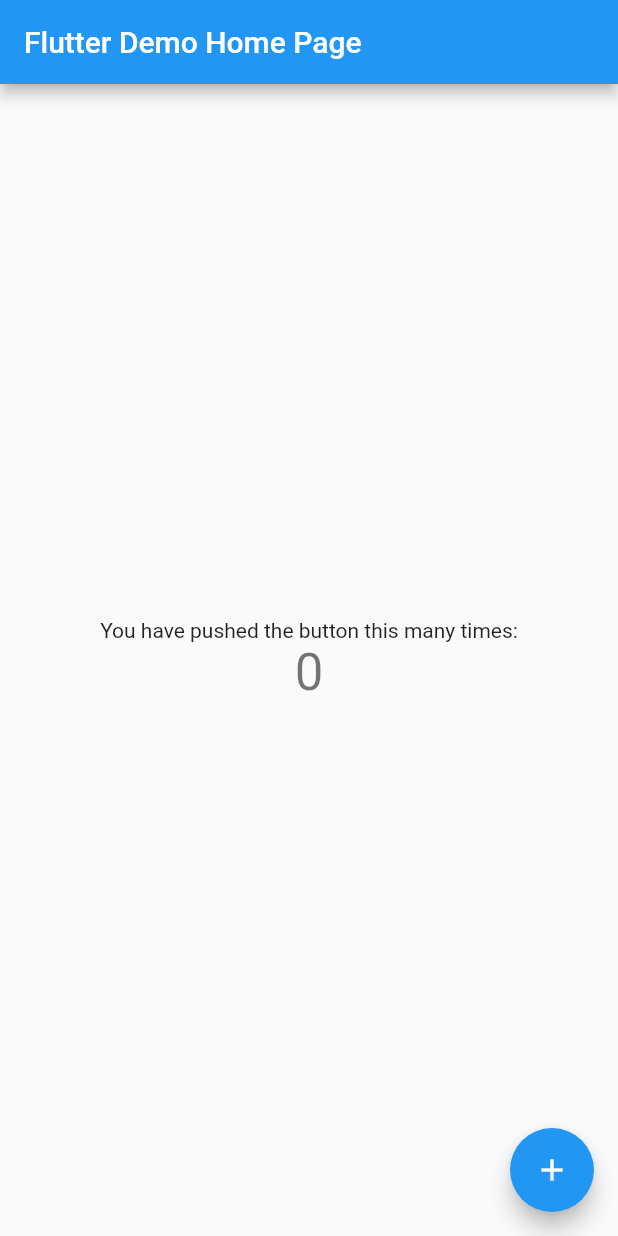
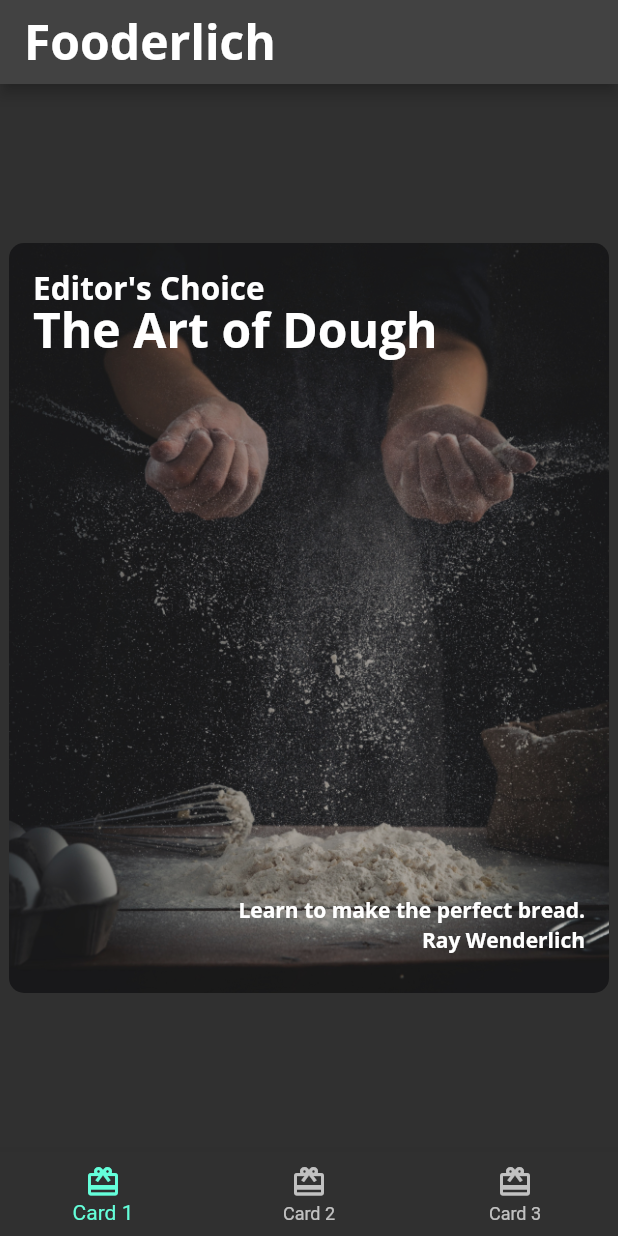
Before and after one commit to aribyusronha/fooderlich, a Flutter app: the screen it shows after launch, on a phone screen of 412 x 824 dp. Run offline on Flutter 3.47's test engine with Material 2 defaults, Android fonts, the phone set to English and light mode, and no system bars; our stand-ins replace google_fonts.

Commit message:
Update-Card1
Masih Belum Card2, Card3

```diff
--- /dev/null
+++ b/lib/card1.dart
@@ -0,0 +1,60 @@
+import 'package:flutter/material.dart';
+import 'fooderlich_theme.dart';
+
+class Card1 extends StatelessWidget{
+    const Card1({Key? key}) : super(key: key);
+
+    final String category = 'Editor\'s Choice';
+    final String title = 'The Art of Dough';
+    final String description = 'Learn to make the perfect bread.';
+    final String chef = 'Ray Wenderlich';
+
+    @override
+    Widget build(BuildContext context) {
+        return Center(
+            child: Container(
+                padding: const EdgeInsets.all(16),
+                constraints: const BoxConstraints.expand(width: 400, height: 500),
+                decoration: const BoxDecoration(
+                    image: DecorationImage(
+                        image: AssetImage('assets/mag1.png'),
+                        fit: BoxFit.cover,
+                        opacity: 0.75,
+                    ),
+                    borderRadius: BorderRadius.all(Radius.circular(10.0)),
+                ),
+                child: Stack(
+                    children: [
+                        Text(
+                            category,
+                            style: Theme.of(context).textTheme.headline2,
+                        ),
+                        Positioned(
+                            top: 20,
+                            child: Text(
+                                title,
+                                style: Theme.of(context).textTheme.headline1,
+                            ),
+                        ),
+                        Positioned(
+                            bottom: 30,
+                            right: 0,
+                            child: Text(
+                                description,
+                                style: Theme.of(context).textTheme.bodyText1,
+                            ),
+                        ),
+                        Positioned(
+                            bottom: 10,
+                            right: 0,
+                            child: Text(
+                                chef,
+                                style: Theme.of(context).textTheme.bodyText1,
+                            ),
+                        ),
+                    ],
+                ),
+            ),
+        );
+    }
+}
--- /dev/null
+++ b/lib/fooderlich_theme.dart
@@ -0,0 +1,72 @@
+import 'package:flutter/material.dart';
+import 'package:google_fonts/google_fonts.dart';
+
+class FooderlichTheme {
+    static TextTheme lightTextTheme = TextTheme(
+        bodyText1: GoogleFonts.openSans(
+            fontSize: 14.0,
+            fontWeight: FontWeight.w700,
+            color: Colors.black),
+        headline1: GoogleFonts.openSans(
+            fontSize: 32.0,
+            fontWeight: FontWeight.bold,
+            color: Colors.black),
+        headline2: GoogleFonts.openSans(
+            fontSize: 21.0,
+            fontWeight: FontWeight.w700,
+            color: Colors.black),
+        headline3: GoogleFonts.openSans(
+            fontSize: 16.0,
+            fontWeight: FontWeight.w600,
+            color: Colors.black),
+        headline6: GoogleFonts.openSans(
+            fontSize: 20.0,
+            fontWeight: FontWeight.w600,
+            color: Colors.black),
+    );
+
+    static TextTheme darkTextTheme = TextTheme(
+        bodyText1: GoogleFonts.openSans(
+            fontSize: 14.0,
+            fontWeight: FontWeight.w700,
+            color: Colors.white),
+        headline1: GoogleFonts.openSans(
+            fontSize: 32.0,
+            fontWeight: FontWeight.bold,
+            color: Colors.white),
+        headline2: GoogleFonts.openSans(
+            fontSize: 21.0,
+            fontWeight: FontWeight.w700,
+            color: Colors.white),
+        headline3: GoogleFonts.openSans(
+            fontSize: 16.0,
+            fontWeight: FontWeight.w600,
+            color: Colors.white),
+        headline6: GoogleFonts.openSans(
+            fontSize: 20.0,
+            fontWeight: FontWeight.w600,
+            color: Colors.white),
+    );
+
+    static ThemeData light() {
+        return ThemeData(
+            primarySwatch: Colors.amber,
+            primaryColor: Colors.white,
+            brightness: Brightness.light,
+            backgroundColor: const Color(0xFFE5E5E5),
+            dividerColor: Colors.white54,
+            textTheme: lightTextTheme,
+        );
+    }
+
+    static ThemeData dark() {
+        return ThemeData(
+            primarySwatch: Colors.grey,
+            primaryColor: Colors.black,
+            brightness: Brightness.dark,
+            backgroundColor: const Color(0xFF212121),
+            dividerColor: Colors.black12,
+            textTheme: darkTextTheme,
+        );
+    }
+}
--- /dev/null
+++ b/lib/home.dart
@@ -0,0 +1,62 @@
+import 'package:flutter/material.dart';
+import 'card1.dart';
+
+class Home extends StatefulWidget{
+    const Home({Key? key}) : super(key: key);
+
+    @override
+    _HomeState createState() => _HomeState();
+}
+
+class _HomeState extends State<Home>{
+    int _selectedIndex = 0;
+
+    static List<Widget> pages = <Widget>[
+        const Card1(),
+        Container(
+            color: Colors.blue,
+        ),
+        Container(
+            color: Colors.green,
+        ),
+    ];
+
+    void _onItemTapped(int index){
+        setState(() {
+            _selectedIndex = index;
+        });
+    }
+
+    @override
+    Widget build(BuildContext context) {
+        return Scaffold(
+            appBar: AppBar(
+                title: Text(
+                    'Fooderlich',
+                    style: Theme.of(context).textTheme.headline1,
+                ),
+            ),
+            body: pages[_selectedIndex],
+            bottomNavigationBar: BottomNavigationBar(
+                selectedItemColor: Theme.of(context).textSelectionTheme.selectionColor,
+                currentIndex: _selectedIndex,
+                onTap: _onItemTapped,
+                items: const <BottomNavigationBarItem>[
+                    BottomNavigationBarItem(
+                        icon: Icon(Icons.card_giftcard),
+                        label: 'Card 1',
+                    ),
+                    BottomNavigationBarItem(
+                        icon: Icon(Icons.card_giftcard),
+                        label: 'Card 2',
+                    ),
+                    BottomNavigationBarItem(
+                        icon: Icon(Icons.card_giftcard),
+                        label: 'Card 3',
+                    ),
+                ],
+            ),
+
+        );
+    }
+}
--- a/lib/main.dart
+++ b/lib/main.dart
@@ -1,4 +1,6 @@
 import 'package:flutter/material.dart';
+import 'fooderlich_theme.dart';
+import 'home.dart';
 
 void main() {
     runApp(const MyApp());
@@ -10,21 +12,12 @@ class MyApp extends StatelessWidget {
     // This widget is the root of your application.
     @override
     Widget build(BuildContext context) {
+        final theme = FooderlichTheme.dark();
+
         return MaterialApp(
-      title: 'Flutter Demo',
-      theme: ThemeData(
-        // This is the theme of your application.
-        //
-        // Try running your application with "flutter run". You'll see the
-        // application has a blue toolbar. Then, without quitting the app, try
-        // changing the primarySwatch below to Colors.green and then invoke
-        // "hot reload" (press "r" in the console where you ran "flutter run",
-        // or simply save your changes to "hot reload" in a Flutter IDE).
-        // Notice that the counter didn't reset back to zero; the application
-        // is not restarted.
-        primarySwatch: Colors.blue,
-      ),
-      home: const MyHomePage(title: 'Flutter Demo Home Page'),
+            title: 'Fooderlich',
+            theme: theme,
+            home: const Home(),
         );
     }
 }
```
Also changed, not shown: pubspec.yaml (+8 -7 lines), assets/author_katz.jpeg (added), assets/mag1.png (added), assets/mag2.png (added), assets/mag5.png (added), pubspec.lock, 1 other file. Lines whose indentation alone changed are shown as unchanged.
